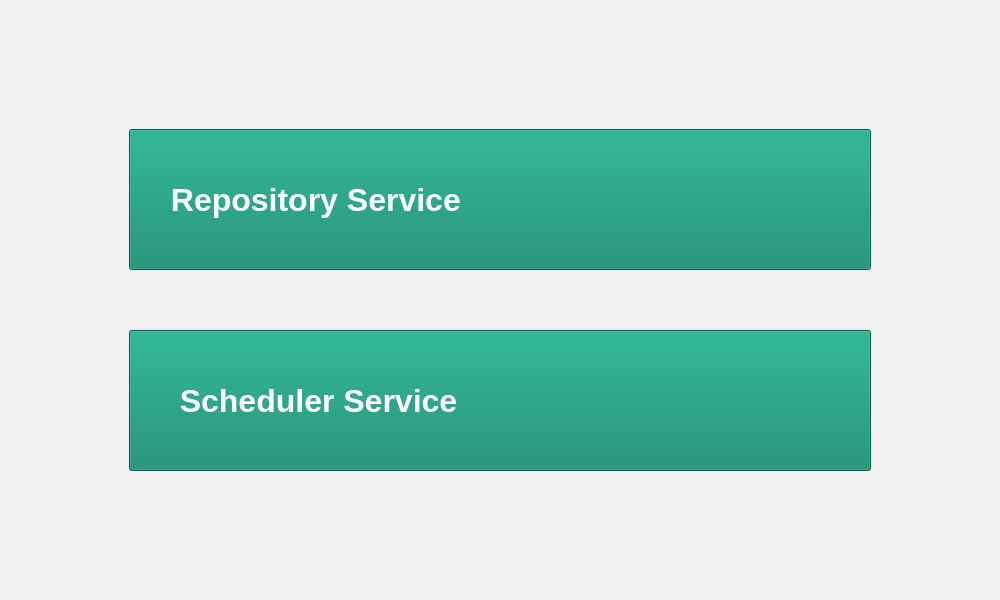
Old version of the form src/gui/tabs/services_tab.ui in the repository HPE-Backup-and-Recovery-System/ResilioZ.
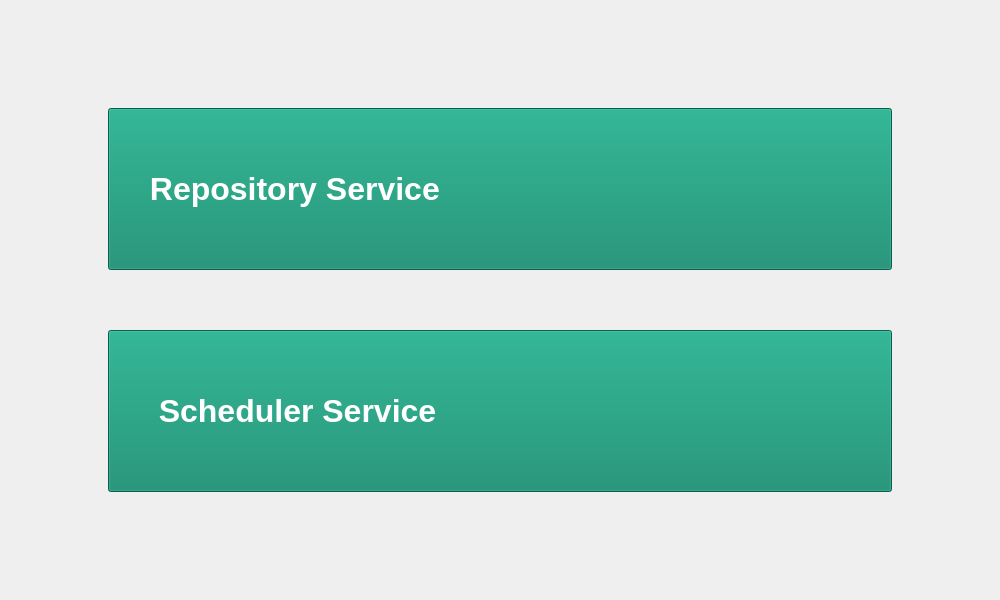
New version of the form. Icons and pictures are not drawn.

What changed in the file:
```diff
--- a/src/gui/tabs/services_tab.ui
+++ b/src/gui/tabs/services_tab.ui
@@ -15,16 +15,16 @@
   </property>
   <layout class="QGridLayout" name="gridLayout">
    <property name="leftMargin">
-    <number>0</number>
+    <number>9</number>
    </property>
    <property name="topMargin">
-    <number>0</number>
+    <number>9</number>
    </property>
    <property name="rightMargin">
-    <number>0</number>
+    <number>9</number>
    </property>
    <property name="bottomMargin">
-    <number>0</number>
+    <number>9</number>
    </property>
    <item row="0" column="0">
     <widget class="QFrame" name="frame">
@@ -100,16 +100,16 @@
            <number>60</number>
           </property>
           <property name="leftMargin">
-           <number>120</number>
+           <number>90</number>
           </property>
           <property name="topMargin">
-           <number>120</number>
+           <number>90</number>
           </property>
           <property name="rightMargin">
-           <number>120</number>
+           <number>90</number>
           </property>
           <property name="bottomMargin">
-           <number>120</number>
+           <number>90</number>
           </property>
           <item>
            <widget class="QPushButton" name="repoSvcBtn">
```
